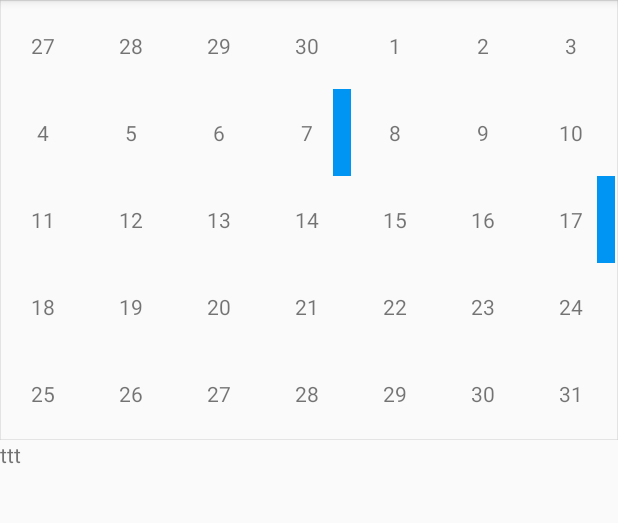
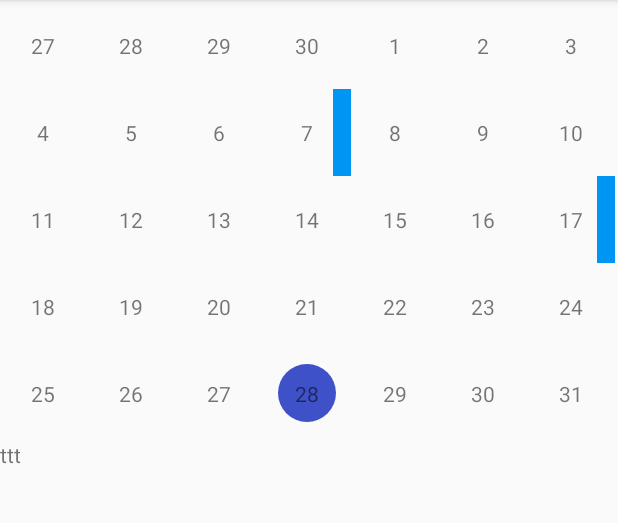
Before and after one commit to SpongeBobSun/mCalendarView, an Android app: the screen it shows after launch (MainActivity), on a phone screen of 412 x 824 dp, the part 84-607 px from its top. Run offline under Robolectric (Android 15) with nearby library versions, the light colour scheme and no system bars.

Commit message:
Add default background for current day.

```diff
--- a/mcalendarview/src/main/java/sun/bob/mcalendarview/MarkStyle.java
+++ b/mcalendarview/src/main/java/sun/bob/mcalendarview/MarkStyle.java
@@ -1,6 +1,10 @@
 package sun.bob.mcalendarview;
 
+import android.graphics.Canvas;
 import android.graphics.Color;
+import android.graphics.ColorFilter;
+import android.graphics.Paint;
+import android.graphics.drawable.Drawable;
 
 /**
  * Created by bob.sun on 15/8/28.
@@ -19,4 +23,34 @@ public class MarkStyle {
     public static int textColor;
 
     public static int current = DEFAULT;
+
+    public static Drawable todayBackground = new Drawable() {
+        private Paint paint;
+        {
+            paint = new Paint();
+            paint.setColor(Color.rgb(63, 81, 200));
+        }
+        @Override
+        public void draw(Canvas canvas) {
+            canvas.drawCircle(canvas.getWidth() / 2,
+                    canvas.getHeight() / 2,
+                    canvas.getHeight() / 3,
+                    paint);
+        }
+
+        @Override
+        public void setAlpha(int alpha) {
+
+        }
+
+        @Override
+        public void setColorFilter(ColorFilter colorFilter) {
+
+        }
+
+        @Override
+        public int getOpacity() {
+            return 0;
+        }
+    };
 }
--- a/mcalendarview/src/main/java/sun/bob/mcalendarview/adapters/CalendarAdapter.java
+++ b/mcalendarview/src/main/java/sun/bob/mcalendarview/adapters/CalendarAdapter.java
@@ -1,6 +1,10 @@
 package sun.bob.mcalendarview.adapters;
 
 import android.content.Context;
+import android.graphics.Canvas;
+import android.graphics.ColorFilter;
+import android.graphics.Paint;
+import android.graphics.drawable.Drawable;
 import android.view.View;
 import android.view.ViewGroup;
 import android.widget.ArrayAdapter;
@@ -11,7 +15,9 @@ import java.io.CharArrayReader;
 import java.lang.reflect.InvocationTargetException;
 import java.util.ArrayList;
 
+import sun.bob.mcalendarview.MarkStyle;
 import sun.bob.mcalendarview.listeners.OnDateClickListener;
+import sun.bob.mcalendarview.utils.CurrentCalendar;
 import sun.bob.mcalendarview.views.BaseCellView;
 import sun.bob.mcalendarview.views.BaseMarkView;
 import sun.bob.mcalendarview.views.DefaultCellView;
@@ -61,10 +67,13 @@ public class CalendarAdapter extends ArrayAdapter {
                 ((DefaultCellView) ret).setDisplayText(dayData.getText());
             }
         }
-            ((BaseCellView) ret).setDate(dayData.getDate());
-            if (OnDateClickListener.instance != null) {
+        ((BaseCellView) ret).setDate(dayData.getDate());
+        if (OnDateClickListener.instance != null) {
                 ((BaseCellView) ret).setOnDateClickListener(OnDateClickListener.instance);
-            }
+        }
+        if (dayData.getDate().equals(CurrentCalendar.getCurrentDateData())){
+            ret.setBackground(MarkStyle.todayBackground);
+        }
         return ret;
     }
 
--- a/mcalendarview/src/main/java/sun/bob/mcalendarview/mCalendarView.java
+++ b/mcalendarview/src/main/java/sun/bob/mcalendarview/mCalendarView.java
@@ -66,7 +66,7 @@ public class mCalendarView extends ViewPager {
         adapter = new CalendarViewAdapter(activity.getSupportFragmentManager()).setDate(currentDate);
         this.setAdapter(adapter);
         this.setCurrentItem(500);
-        addBackground();
+//        addBackground();
         float density = getContext().getResources().getSystem().getDisplayMetrics().density;
         CellConfig.cellHeight = getContext().getResources().getSystem().getDisplayMetrics().widthPixels / 7 / density;
         CellConfig.cellWidth = getContext().getResources().getSystem().getDisplayMetrics().widthPixels / 7 / density;
--- a/mcalendarview/src/main/java/sun/bob/mcalendarview/vo/DayData.java
+++ b/mcalendarview/src/main/java/sun/bob/mcalendarview/vo/DayData.java
@@ -36,4 +36,5 @@ public class DayData {
     public DateData getDate(){
         return date;
     }
+
 }
```
Also changed, not shown: mcalendarview/src/main/java/sun/bob/mcalendarview/vo/DateData.java (+14 -4 lines).
